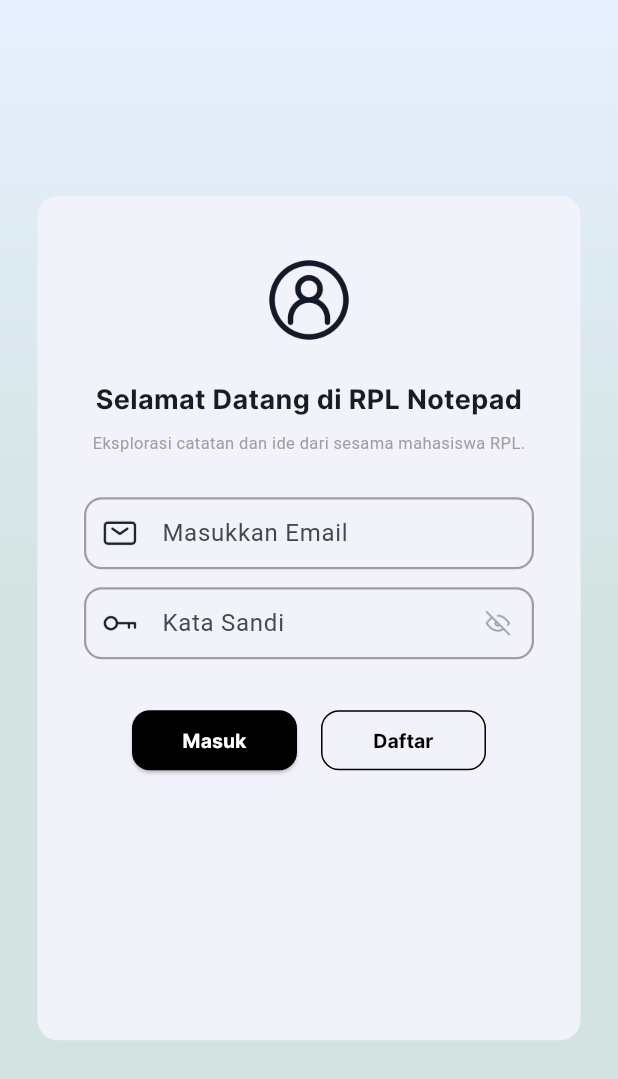
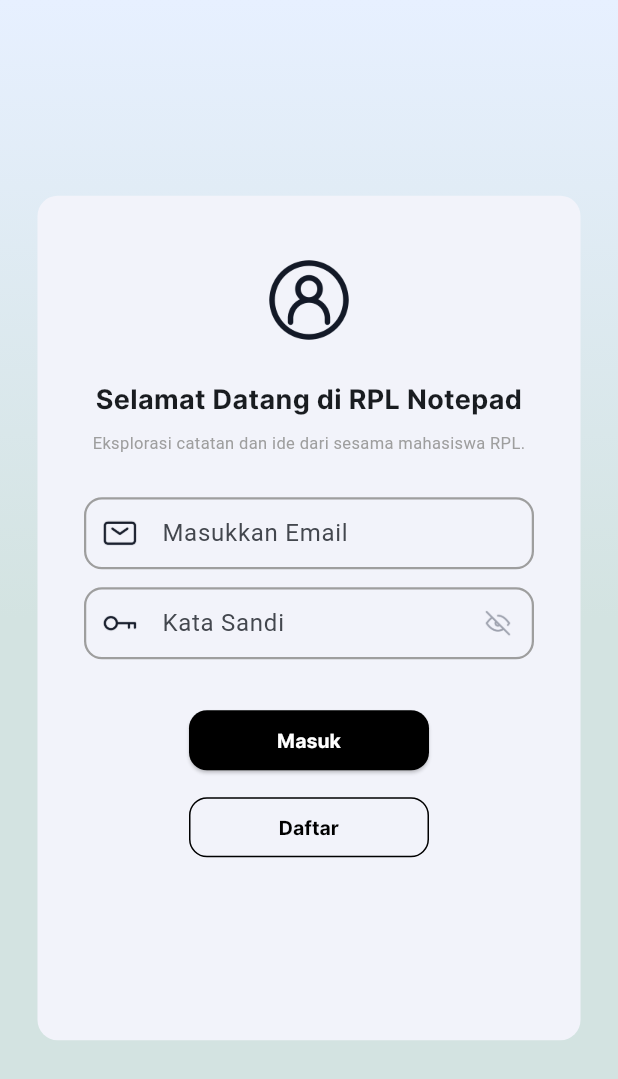
Before and after one commit to Ga2526-RPL-MA/Rpl-notepad-fe, a Flutter app: the screen it shows after launch, on a phone screen of 412 x 824 dp. Shown: the top 1079 px of the screen. Run offline on Flutter 3.47's test engine with Material 3 defaults, Android fonts, the phone set to English and light mode, and no system bars.

Commit message:
style: change button layout from horizontal to vertical

```diff
--- a/lib/features/auth/presentation/view/login_page.dart
+++ b/lib/features/auth/presentation/view/login_page.dart
@@ -73,14 +73,14 @@ class LoginPage extends StatelessWidget {
                   ),
                   const SizedBox(height: 30),
                   // Buttons
-                  Row(
-                    mainAxisAlignment: MainAxisAlignment.center,
+                  Column(
+                    mainAxisSize: MainAxisSize.min,
                     children: [
                       ElevatedButton(
                         onPressed: () {},
                         style: ElevatedButton.styleFrom(
                           backgroundColor: Colors.black,
-                          fixedSize: const Size(110, 33),
+                          minimumSize: const Size(160, 40),
                           shape: RoundedRectangleBorder(
                             borderRadius: BorderRadius.circular(12),
                           ),
@@ -95,12 +95,12 @@ class LoginPage extends StatelessWidget {
                           style: TextStyle(color: Colors.white),
                         ),
                       ),
-                      const SizedBox(width: 16),
+                      const SizedBox(height: 10),
                       OutlinedButton(
                         onPressed: () {},
                         style: OutlinedButton.styleFrom(
                           side: const BorderSide(color: Colors.black, width: 1),
-                          fixedSize: const Size(110, 33),
+                          minimumSize: const Size(160, 40),
                           shape: RoundedRectangleBorder(
                             borderRadius: BorderRadius.circular(12),
                           ),
```
